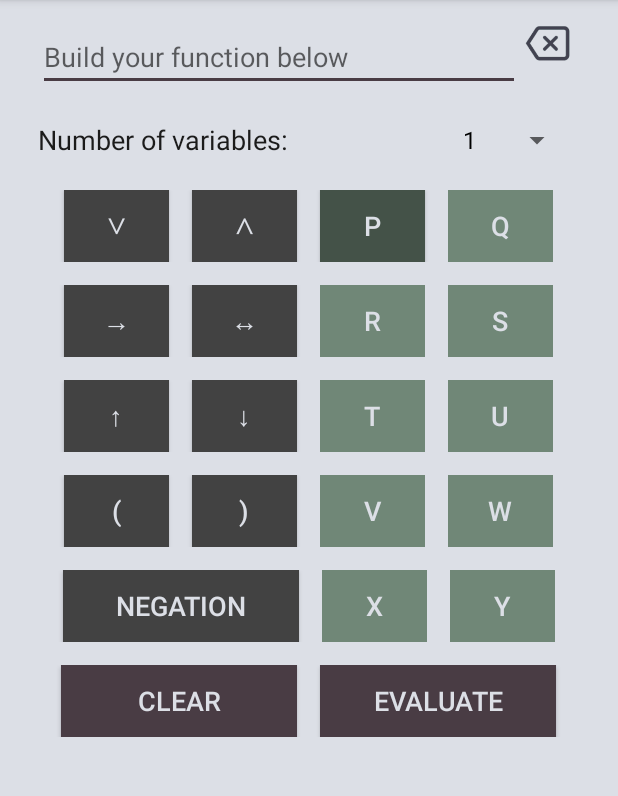
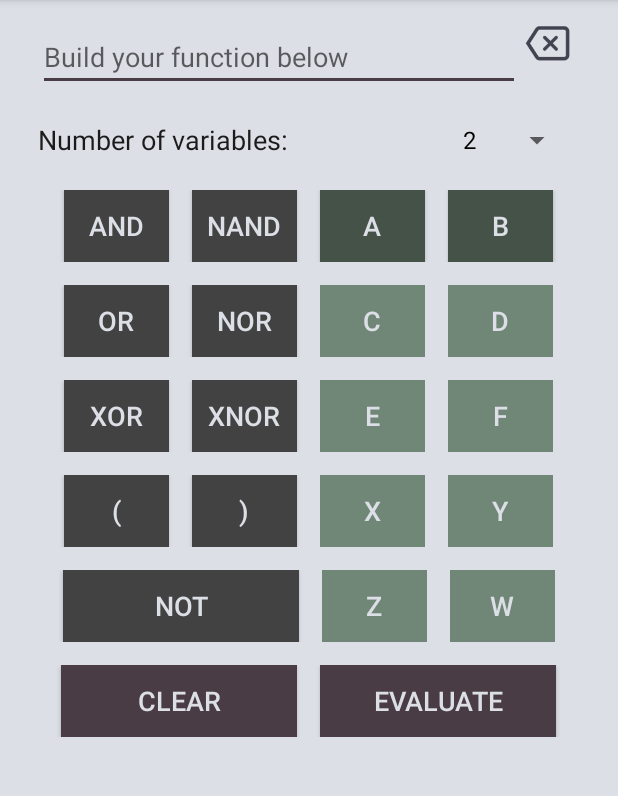
Before and after one commit to MintBoy97/Truthtables, an Android app: the screen it shows after launch (MainActivity), on a phone screen of 412 x 824 dp, the part 84-880 px from its top. Run offline under Robolectric (Android 15) with nearby library versions, the phone set to English and light mode, and no system bars.

Commit message:
several bugs repaired, new notation for input implemented

```diff
--- a/app/build.gradle
+++ b/app/build.gradle
@@ -31,6 +31,6 @@ dependencies {
     testImplementation 'junit:junit:4.12'
     androidTestImplementation 'com.android.support.test:runner:1.0.2'
     androidTestImplementation 'com.android.support.test.espresso:espresso-core:3.0.2'
-    //for google ads
+    // for google ads
     implementation 'com.google.android.gms:play-services-ads:15.0.1'
 }
--- a/app/src/main/java/organicwaves/truthtables/alertsToShow.kt
+++ b/app/src/main/java/organicwaves/truthtables/AlertsToShow.kt
@@ -4,7 +4,7 @@ import android.app.AlertDialog
 import android.content.Context
 import android.content.DialogInterface
 
-class alertsToShow {
+class AlertsToShow {
     private var context:Context
     constructor(context:Context){
         this.context = context
--- a/app/src/main/java/organicwaves/truthtables/MainActivity.kt
+++ b/app/src/main/java/organicwaves/truthtables/MainActivity.kt
@@ -5,105 +5,70 @@ import android.graphics.Color
 import android.support.v7.app.AppCompatActivity
 import android.os.Bundle
 import android.text.InputType
+import android.util.Log
 import android.view.MotionEvent
 import android.view.View
 import android.view.animation.AnimationUtils
 import android.widget.*
 import android.widget.EditText
+import kotlinx.android.synthetic.main.activity_main.*
 
 class MainActivity : AppCompatActivity(), View.OnClickListener, AdapterView.OnItemSelectedListener, View.OnTouchListener {
 
     private var numberOfVariables = 2
     private var variables = mutableListOf<Button>()
-
-    private lateinit var btnDisjunction: Button
-    private lateinit var btnConjunction: Button
-    private lateinit var btnConditional: Button
-    private lateinit var btnBiconditional: Button
-    private lateinit var btnNegation: Button
-    private lateinit var btnP: Button
-    private lateinit var btnQ: Button
-    private lateinit var btnR: Button
-    private lateinit var btnS: Button
-    private lateinit var btnT: Button
-    private lateinit var btnU: Button
-    private lateinit var btnV: Button
-    private lateinit var btnW: Button
-    private lateinit var btnX: Button
-    private lateinit var btnY: Button
-    private lateinit var btnEvaluate: Button
-    private lateinit var btnLeftParen: Button
-    private lateinit var btnRightParen: Button
-    private lateinit var btnClear: Button
-    private lateinit var btnEraseCharacter: ImageButton
-    private lateinit var lblFunction: EditText
-    private lateinit var spnNumberOfVariables: Spinner
+    private var operators = mutableListOf<Button>()
 
     override fun onCreate(savedInstanceState: Bundle?) {
         super.onCreate(savedInstanceState)
         setContentView(R.layout.activity_main)
 
-        lblFunction = findViewById(R.id.lblFunction)
-        btnConjunction = findViewById(R.id.OpConjunction)
-        btnDisjunction = findViewById(R.id.OpDisjunction)
-        btnConditional = findViewById(R.id.OpConditional)
-        btnBiconditional = findViewById(R.id.OpBiconditional)
-        btnNegation  = findViewById(R.id.OpNegation)
-        btnRightParen = findViewById(R.id.OpRight)
-        btnLeftParen = findViewById(R.id.OpLeft)
-        btnEvaluate  = findViewById(R.id.btnEvaluate)
-        btnClear = findViewById(R.id.btnClear)
-        btnEraseCharacter = findViewById(R.id.btnEraseCharacter)
-        spnNumberOfVariables = findViewById(R.id.spnNumberOfVariables)
-        btnP  = findViewById(R.id.OpP)
-        btnQ  = findViewById(R.id.OpQ)
-        btnR  = findViewById(R.id.OpR)
-        btnS  = findViewById(R.id.OpS)
-        btnT  = findViewById(R.id.OpT)
-        btnU  = findViewById(R.id.OpU)
-        btnV  = findViewById(R.id.OpV)
-        btnW  = findViewById(R.id.OpW)
-        btnX  = findViewById(R.id.OpX)
-        btnY  = findViewById(R.id.OpY)
-
-        btnConjunction.setOnClickListener(this)
-        btnDisjunction.setOnClickListener(this)
-        btnConditional.setOnClickListener(this)
-        btnBiconditional.setOnClickListener(this)
-        btnNegation.setOnClickListener(this)
-        btnRightParen.setOnClickListener(this)
-        btnLeftParen.setOnClickListener(this)
+        // Begin UI buttons listeners
         btnEvaluate.setOnClickListener(this)
         btnClear.setOnClickListener(this)
         btnEraseCharacter.setOnClickListener(this)
-        btnP.setOnClickListener(this)
-        btnQ.setOnClickListener(this)
-        btnR.setOnClickListener(this)
-        btnS.setOnClickListener(this)
-        btnT.setOnClickListener(this)
-        btnU.setOnClickListener(this)
-        btnV.setOnClickListener(this)
-        btnW.setOnClickListener(this)
-        btnX.setOnClickListener(this)
-        btnY.setOnClickListener(this)
+        // End UI buttons listeners
 
-        variables.add(0,btnP)
-        variables.add(1,btnQ)
-        variables.add(2,btnR)
-        variables.add(3,btnS)
-        variables.add(4,btnT)
-        variables.add(5,btnU)
-        variables.add(6,btnV)
-        variables.add(7,btnW)
-        variables.add(8,btnX)
-        variables.add(9,btnY)
+        // Begin operators buttons listeners
+        operators.add(OpLeft)
+        operators.add(OpRight)
+        operators.add(OpNot)
+        operators.add(OpAnd)
+        operators.add(OpOr)
+        operators.add(OpNand)
+        operators.add(OpNor)
+        operators.add(OpXor)
 
-        //Init Spinner
+        for(operatorButton in operators) {
+            operatorButton.setOnClickListener(this)
+        }
+        // End operators buttons listeners
+
+        // Begin variables buttons listeners
+        variables.add(btnA)
+        variables.add(btnB)
+        variables.add(btnC)
+        variables.add(btnD)
+        variables.add(btnE)
+        variables.add(btnF)
+        variables.add(btnX)
+        variables.add(btnY)
+        variables.add(btnZ)
+        variables.add(btnW)
+
+        for (variableButton in variables) {
+            variableButton.setOnClickListener(this)
+        }
+        // Begin variables buttons listeners
+
+        // Begin Spinner init
         val numberVariables = arrayOf(1,2,3,4,5,6,7,8,9,10)
         val adapter = ArrayAdapter(this, R.layout.support_simple_spinner_dropdown_item, numberVariables)
         spnNumberOfVariables.adapter = adapter
         spnNumberOfVariables.onItemSelectedListener = this
         lblFunction.setOnTouchListener(this)
+        spnNumberOfVariables.setSelection(1)
+        // End Spinner init
     }
 
     override fun onClick(source: View) {
@@ -121,8 +86,26 @@ class MainActivity : AppCompatActivity(), View.OnClickListener, AdapterView.OnIt
                     lblFunction.setText(lblFunction.text.toString().substring(0,lblFunction.text.toString().length-1))
                 }
             }
-            R.id.OpNegation -> {
-                lblFunction.setText("${lblFunction.text}'")
+            R.id.OpNot -> {
+                lblFunction.setText("${lblFunction.text}~")
+            }
+            R.id.OpAnd -> {
+                lblFunction.setText("${lblFunction.text}·")
+            }
+            R.id.OpNand -> {
+                lblFunction.setText("${lblFunction.text}&")
+            }
+            R.id.OpOr -> {
+                lblFunction.setText("${lblFunction.text}+")
+            }
+            R.id.OpNor -> {
+                lblFunction.setText("${lblFunction.text}N")
+            }
+            R.id.OpXor -> {
+                lblFunction.setText("${lblFunction.text}⊕")
+            }
+            R.id.OpXnor -> {
+                lblFunction.setText("${lblFunction.text}X")
             }
             else -> {
                 val clickedButton = findViewById<Button>(source.id)
--- a/app/src/main/java/organicwaves/truthtables/stack.kt
+++ b/app/src/main/java/organicwaves/truthtables/Stack.kt
@@ -1,6 +1,6 @@
 package organicwaves.truthtables
 
-class stack {
+class Stack {
 
     private var stk = mutableListOf<kotlin.Char>()
     private var top:Int = -1
@@ -22,7 +22,7 @@ class stack {
     }
 
     fun pop():Char{
-        var temporalItem = stk.get(top)
+        var temporalItem = stk[top]
         top--
         return temporalItem
     }
--- a/app/src/main/res/layout/activity_main.xml
+++ b/app/src/main/res/layout/activity_main.xml
@@ -8,7 +8,7 @@
     android:gravity="top"
     android:orientation="vertical"
     android:padding="10sp"
-    tools:context=".MainActivity">
+    tools:context="organicwaves.truthtables.MainActivity">
 
     <LinearLayout
         android:layout_width="match_parent"
@@ -74,41 +74,41 @@
             android:orientation="horizontal">
 
             <Button
-                android:id="@+id/OpDisjunction"
+                android:id="@+id/OpAnd"
                 android:layout_width="70sp"
                 android:layout_height="wrap_content"
                 android:layout_marginRight="15sp"
                 android:background="@color/colorPrimary"
-                android:text="∨"
+                android:text="AND"
                 android:textColor="@color/colorBackground"
                 android:textSize="18sp" />
 
             <Button
-                android:id="@+id/OpConjunction"
+                android:id="@+id/OpNand"
                 android:layout_width="70sp"
                 android:layout_height="wrap_content"
                 android:layout_marginRight="15sp"
                 android:background="@color/colorPrimary"
-                android:text="∧"
+                android:text="NAND"
                 android:textColor="@color/colorBackground"
                 android:textSize="18sp" />
 
             <Button
-                android:id="@+id/OpP"
+                android:id="@+id/btnA"
                 android:layout_width="70sp"
                 android:layout_height="wrap_content"
                 android:layout_marginRight="15sp"
                 android:background="@color/colorOperand"
-                android:text="P"
+                android:text="A"
                 android:textColor="@color/colorBackground"
                 android:textSize="18sp" />
 
             <Button
-                android:id="@+id/OpQ"
+                android:id="@+id/btnB"
                 android:layout_width="70sp"
                 android:layout_height="wrap_content"
                 android:background="@color/colorOperand"
-                android:text="Q"
+                android:text="B"
                 android:textColor="@color/colorBackground"
                 android:textSize="18sp" />
         </LinearLayout>
@@ -121,41 +121,41 @@
             android:orientation="horizontal">
 
             <Button
-                android:id="@+id/OpConditional"
+                android:id="@+id/OpOr"
                 android:layout_width="70sp"
                 android:layout_height="wrap_content"
                 android:layout_marginRight="15sp"
                 android:background="@color/colorPrimary"
-                android:text="→"
+                android:text="OR"
                 android:textColor="@color/colorBackground"
                 android:textSize="18sp" />
 
             <Button
-                android:id="@+id/OpBiconditional"
+                android:id="@+id/OpNor"
                 android:layout_width="70sp"
                 android:layout_height="wrap_content"
                 android:layout_marginRight="15sp"
                 android:background="@color/colorPrimary"
-                android:text="↔"
+                android:text="NOR"
                 android:textColor="@color/colorBackground"
                 android:textSize="18sp" />
 
             <Button
-                android:id="@+id/OpR"
+                android:id="@+id/btnC"
                 android:layout_width="70sp"
                 android:layout_height="wrap_content"
                 android:layout_marginRight="15sp"
                 android:background="@color/colorOperand"
-                android:text="R"
+                android:text="C"
                 android:textColor="@color/colorBackground"
                 android:textSize="18sp" />
 
             <Button
-                android:id="@+id/OpS"
+                android:id="@+id/btnD"
                 android:layout_width="70sp"
                 android:layout_height="wrap_content"
                 android:background="@color/colorOperand"
-                android:text="S"
+                android:text="D"
                 android:textColor="@color/colorBackground"
                 android:textSize="18sp" />
         </LinearLayout>
@@ -168,41 +168,41 @@
             android:orientation="horizontal">
 
             <Button
-                android:id="@+id/OpNon1"
+                android:id="@+id/OpXor"
                 android:layout_width="70sp"
                 android:layout_height="wrap_content"
                 android:layout_marginRight="15sp"
                 android:background="@color/colorPrimary"
-                android:text="↑"
+                android:text="XOR"
                 android:textColor="@color/colorBackground"
                 android:textSize="18sp" />
 
             <Button
-                android:id="@+id/OpNon2"
+                android:id="@+id/OpXnor"
                 android:layout_width="70sp"
                 android:layout_height="wrap_content"
                 android:layout_marginRight="15sp"
                 android:background="@color/colorPrimary"
-                android:text="↓"
+                android:text="XNOR"
                 android:textColor="@color/colorBackground"
                 android:textSize="18sp" />
 
             <Button
-                android:id="@+id/OpT"
+                android:id="@+id/btnE"
                 android:layout_width="70sp"
                 android:layout_height="wrap_content"
                 android:layout_marginRight="15sp"
                 android:background="@color/colorOperand"
-                android:text="T"
+                android:text="E"
                 android:textColor="@color/colorBackground"
                 android:textSize="18sp" />
 
             <Button
-                android:id="@+id/OpU"
+                android:id="@+id/btnF"
                 android:layout_width="70sp"
                 android:layout_height="wrap_content"
                 android:background="@color/colorOperand"
-                android:text="U"
+                android:text="F"
                 android:textColor="@color/colorBackground"
                 android:textSize="18sp" />
         </LinearLayout>
@@ -235,21 +235,21 @@
                 android:textSize="18sp" />
 
             <Button
-                android:id="@+id/OpV"
+                android:id="@+id/btnX"
                 android:layout_width="70sp"
                 android:layout_height="wrap_content"
                 android:layout_marginRight="15sp"
                 android:background="@color/colorOperand"
-                android:text="V"
+                android:text="X"
                 android:textColor="@color/colorBackground"
                 android:textSize="18sp" />
 
             <Button
-                android:id="@+id/OpW"
+                android:id="@+id/btnY"
                 android:layout_width="70sp"
                 android:layout_height="wrap_content"
                 android:background="@color/colorOperand"
-                android:text="W"
+                android:text="Y"
                 android:textColor="@color/colorBackground"
                 android:textSize="18sp" />
         </LinearLayout>
@@ -262,31 +262,31 @@
             android:orientation="horizontal">
 
             <Button
-                android:id="@+id/OpNegation"
+                android:id="@+id/OpNot"
                 android:layout_width="157sp"
                 android:layout_height="wrap_content"
                 android:layout_marginRight="15sp"
                 android:background="@color/colorPrimary"
-                android:text="@string/button_negation"
+                android:text="NOT"
                 android:textColor="@color/colorBackground"
                 android:textSize="18sp" />
 
             <Button
-                android:id="@+id/OpX"
+                android:id="@+id/btnZ"
                 android:layout_width="70sp"
                 android:layout_height="wrap_content"
                 android:layout_marginRight="15sp"
                 android:background="@color/colorOperand"
-                android:text="X"
+                android:text="Z"
                 android:textColor="@color/colorBackground"
                 android:textSize="18sp" />
 
             <Button
-                android:id="@+id/OpY"
+                android:id="@+id/btnW"
                 android:layout_width="70sp"
                 android:layout_height="wrap_content"
                 android:background="@color/colorOperand"
-                android:text="Y"
+                android:text="W"
                 android:textColor="@color/colorBackground"
                 android:textSize="18sp" />
         </LinearLayout>
--- a/app/src/main/res/values/strings.xml
+++ b/app/src/main/res/values/strings.xml
@@ -5,4 +5,6 @@
     <string name="button_negation">Negation</string>
     <string name="button_clear">Clear</string>
     <string name="text_numberOfVariables">Number of variables:</string>
+    <string name="input_error">Error when trying to evaluate the function, check your input, for more details see the usage tutorial.</string>
+    <string name="internal_error">Oops, it seems that this application could not solve your function, check your notation, if this problem persists please send an email to the following address kukulcanmelancholy@gmail.com with the capture of the function that could not be solved.</string>
 </resources>
```
Also changed, not shown: app/src/main/java/organicwaves/truthtables/ChangeNotation.kt (added, +104 -0 lines), app/src/main/java/organicwaves/truthtables/GenerateTruthTable.kt (renamed from app/src/main/java/organicwaves/truthtables/generateTruthTable.kt, +55 -28 lines), app/src/main/java/organicwaves/truthtables/ShowResults.kt (+29 -26 lines), app/src/main/java/organicwaves/truthtables/changeNotation.kt (deleted, +0 -60 lines), app/src/main/res/layout/activity_show_results.xml (+11 -7 lines), 2 other files.
